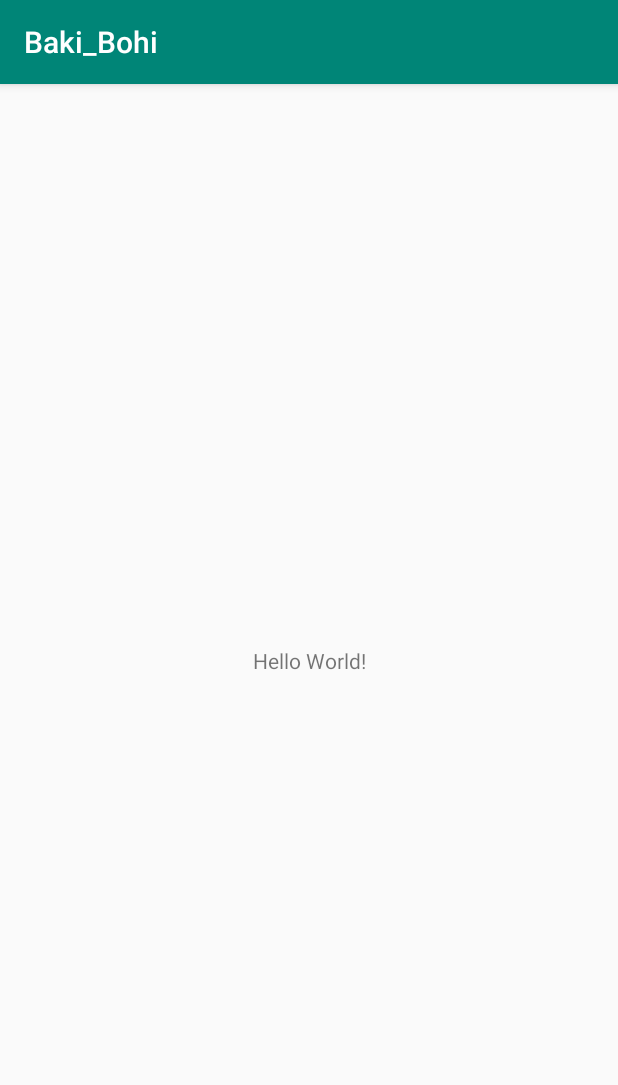
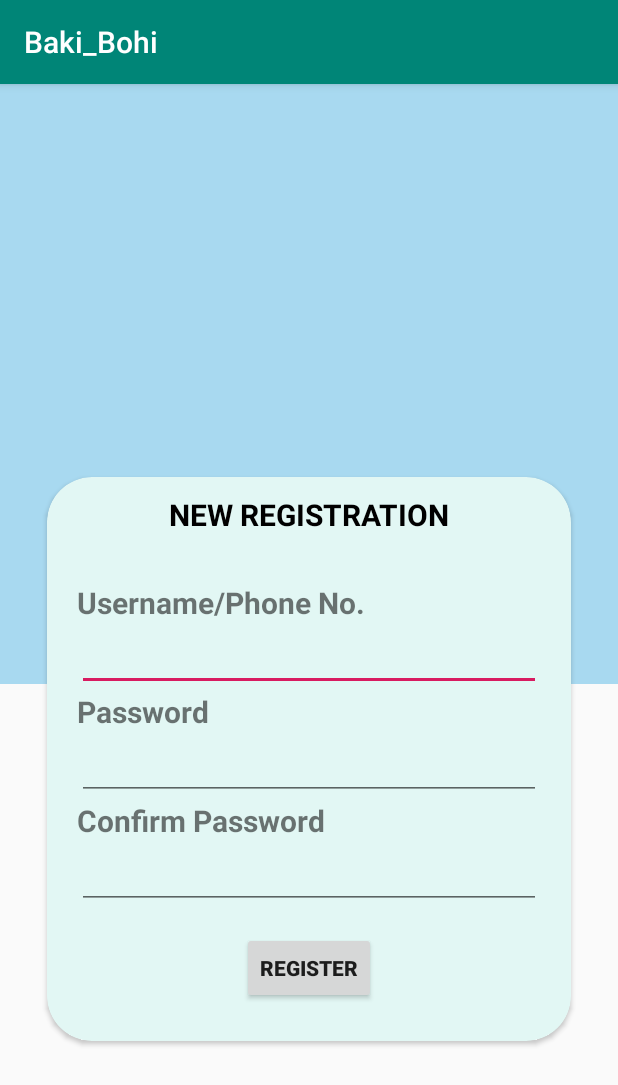
Before and after one commit to pranjaldas/Digital-Ledger-Book, an Android app: the screen it shows after launch (MainActivity before the commit, NewRegistration after it), on a phone screen of 412 x 824 dp. Shown: the top 1085 px of the screen. Run offline under Robolectric (Android 15) with nearby library versions, the phone set to English and light mode, and no system bars.

Commit message:
login and new registration xml file only

```diff
--- a/app/build.gradle
+++ b/app/build.gradle
@@ -26,4 +26,5 @@ dependencies {
     testImplementation 'junit:junit:4.12'
     androidTestImplementation 'androidx.test.ext:junit:1.1.1'
     androidTestImplementation 'androidx.test.espresso:espresso-core:3.2.0'
+    implementation 'androidx.cardview:cardview:1.0.0'
 }
--- a/app/src/main/AndroidManifest.xml
+++ b/app/src/main/AndroidManifest.xml
@@ -9,9 +9,8 @@
         android:roundIcon="@mipmap/ic_launcher_round"
         android:supportsRtl="true"
         android:theme="@style/AppTheme">
-        <activity android:name=".NewRegistrationForm"></activity>
         <activity android:name=".Forgot_Password" />
-        <activity android:name=".MainActivity">
+        <activity android:name=".NewRegistration">
             <intent-filter>
                 <action android:name="android.intent.action.MAIN" />
 
--- a/app/src/main/java/com/android/example/baki_bohi/NewRegistrationForm.java
+++ b/app/src/main/java/com/android/example/baki_bohi/NewRegistration.java
@@ -4,11 +4,11 @@ import androidx.appcompat.app.AppCompatActivity;
 
 import android.os.Bundle;
 
-public class NewRegistrationForm extends AppCompatActivity {
+public class NewRegistration extends AppCompatActivity {
 
     @Override
     protected void onCreate(Bundle savedInstanceState) {
         super.onCreate(savedInstanceState);
-        setContentView(R.layout.activity_new_registration_form);
+        setContentView(R.layout.activity_new_registration);
     }
 }
--- /dev/null
+++ b/app/src/main/res/layout/activity_new_registration.xml
@@ -0,0 +1,89 @@
+<?xml version="1.0" encoding="utf-8"?>
+<LinearLayout xmlns:android="http://schemas.android.com/apk/res/android"
+    xmlns:app="http://schemas.android.com/apk/res-auto"
+    xmlns:tools="http://schemas.android.com/tools"
+    android:layout_width="match_parent"
+    android:layout_height="match_parent"
+    tools:context=".NewRegistration"
+    android:orientation="vertical">
+
+    <ImageView
+        android:layout_width="match_parent"
+        android:layout_height="400dp"
+        android:background="#A8D9F0"/>
+
+    <androidx.cardview.widget.CardView
+        android:layout_width="match_parent"
+        android:layout_height="400dp"
+        android:layout_marginTop="-150dp"
+        android:layout_marginLeft="20dp"
+        android:layout_marginRight="20dp"
+        app:cardBackgroundColor="#E2F7F4"
+        app:cardCornerRadius="30dp"
+        app:cardUseCompatPadding="true"
+        android:elevation="8dp">
+
+        <LinearLayout
+            android:layout_width="match_parent"
+            android:layout_height="match_parent"
+            android:orientation="vertical">
+
+            <TextView
+                android:layout_width="match_parent"
+                android:layout_height="50dp"
+                android:textSize="20sp"
+                android:text="NEW REGISTRATION"
+                android:gravity="center"
+                android:textColor="#000000"
+                android:textStyle="bold"/>
+            <LinearLayout
+                android:layout_width="match_parent"
+                android:layout_height="match_parent"
+                android:orientation="vertical"
+                android:paddingTop="20dp"
+                android:paddingLeft="20dp"
+                android:paddingRight="20dp">
+                <TextView
+                    android:layout_width="match_parent"
+                    android:layout_height="wrap_content"
+                    android:textSize="20sp"
+                    android:text="Username/Phone No."
+                    android:textStyle="bold"/>
+                <EditText
+                    android:layout_width="match_parent"
+                    android:layout_height="wrap_content"
+                    android:inputType="textEmailAddress"/>
+                <TextView
+                    android:layout_width="match_parent"
+                    android:layout_height="wrap_content"
+                    android:textSize="20sp"
+                    android:text="Password"
+                    android:textStyle="bold"/>
+                <EditText
+                    android:layout_width="match_parent"
+                    android:layout_height="wrap_content"
+                    android:inputType="textWebPassword"/>
+                <TextView
+                    android:layout_width="match_parent"
+                    android:layout_height="wrap_content"
+                    android:textSize="20sp"
+                    android:text="Confirm Password"
+                    android:textStyle="bold"/>
+                <EditText
+                    android:layout_width="match_parent"
+                    android:layout_height="wrap_content"
+                    android:inputType="textWebPassword"/>
+
+                <Button
+                    android:layout_width="wrap_content"
+                    android:layout_height="wrap_content"
+                    android:text="REGISTER"
+                    android:layout_gravity="center"
+                    android:elevation="8dp"
+                    android:textStyle="bold"
+                    android:layout_marginTop="15dp"/>
+            </LinearLayout>
+        </LinearLayout>
+    </androidx.cardview.widget.CardView>
+
+</LinearLayout>
```
Also changed, not shown: app/src/main/java/com/android/example/baki_bohi/LogIn.java (added, +14 -0 lines), app/src/main/res/layout/activity_forgot__password.xml (+13 -3 lines), app/src/main/res/layout/activity_log_in.xml (added, +87 -0 lines), app/src/main/res/layout/activity_new_registration_form.xml (deleted, +0 -42 lines), 1 other file.
